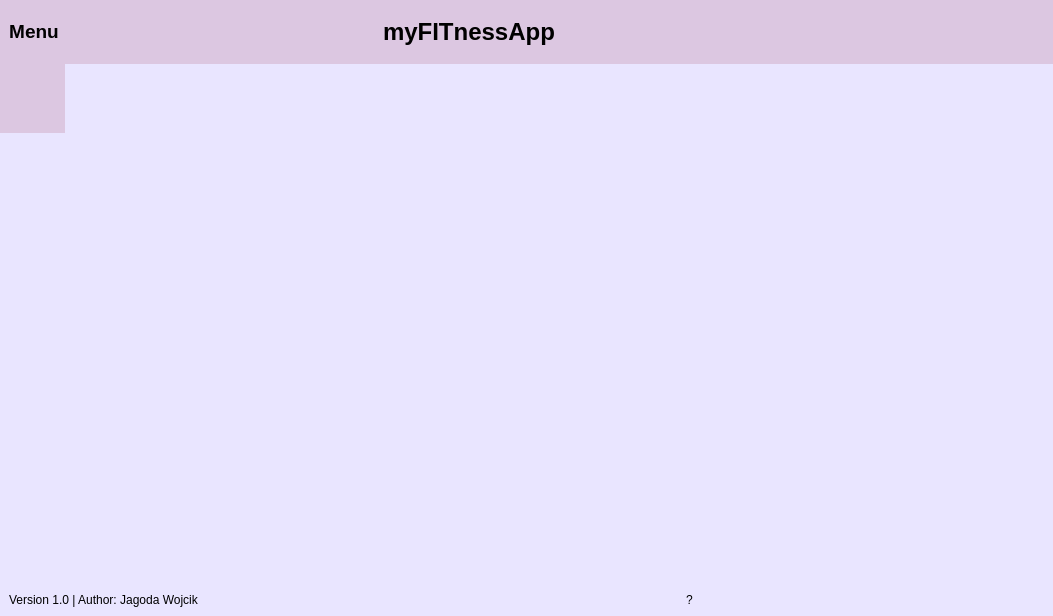
First picture: the form in ui.ui, repository jagodawojcik/fitness-app, before the edit.
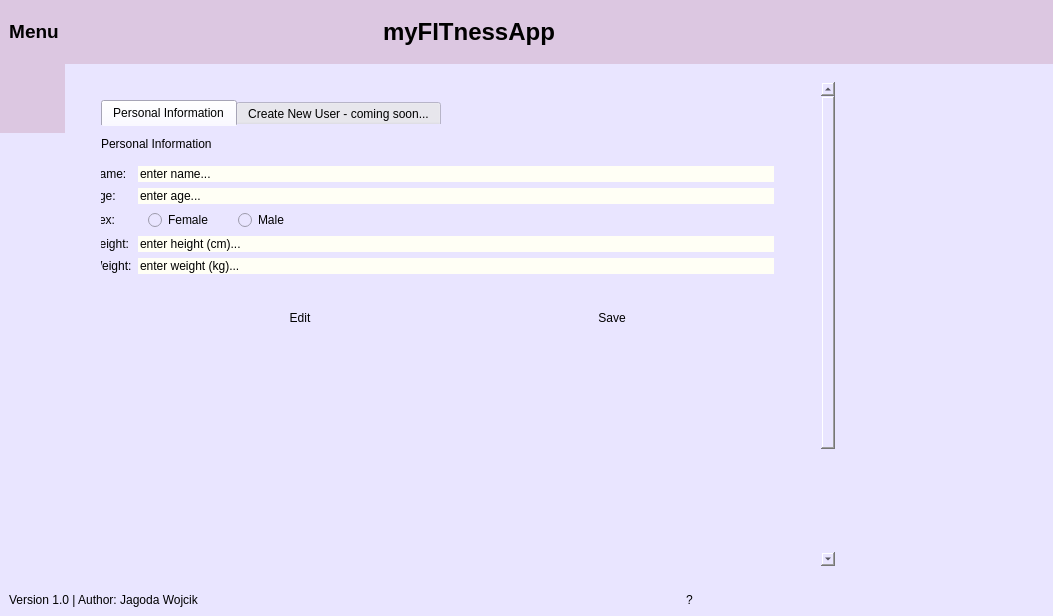
Second picture: the form after the edit. Icons and pictures are not drawn.

Commit message: changes to app ui, body me page updated

```diff
--- a/ui.ui
+++ b/ui.ui
@@ -411,7 +411,348 @@
             <property name="currentIndex">
              <number>0</number>
             </property>
-            <widget class="QWidget" name="me_body_page"/>
+            <widget class="QWidget" name="me_body_page">
+             <layout class="QVBoxLayout" name="verticalLayout_4">
+              <item>
+               <widget class="QScrollArea" name="scrollArea">
+                <property name="maximumSize">
+                 <size>
+                  <width>16777215</width>
+                  <height>16777215</height>
+                 </size>
+                </property>
+                <property name="verticalScrollBarPolicy">
+                 <enum>Qt::ScrollBarAlwaysOn</enum>
+                </property>
+                <property name="sizeAdjustPolicy">
+                 <enum>QAbstractScrollArea::AdjustToContents</enum>
+                </property>
+                <property name="widgetResizable">
+                 <bool>true</bool>
+                </property>
+                <widget class="QWidget" name="me_scroll_area">
+                 <property name="geometry">
+                  <rect>
+                   <x>0</x>
+                   <y>0</y>
+                   <width>727</width>
+                   <height>629</height>
+                  </rect>
+                 </property>
+                 <layout class="QVBoxLayout" name="verticalLayout_3">
+                  <item>
+                   <widget class="QFrame" name="frame_2">
+                    <property name="minimumSize">
+                     <size>
+                      <width>0</width>
+                      <height>300</height>
+                     </size>
+                    </property>
+                    <property name="frameShape">
+                     <enum>QFrame::StyledPanel</enum>
+                    </property>
+                    <property name="frameShadow">
+                     <enum>QFrame::Raised</enum>
+                    </property>
+                    <layout class="QVBoxLayout" name="verticalLayout_5">
+                     <item>
+                      <widget class="QFrame" name="frame_3">
+                       <property name="minimumSize">
+                        <size>
+                         <width>0</width>
+                         <height>1000</height>
+                        </size>
+                       </property>
+                       <property name="frameShape">
+                        <enum>QFrame::StyledPanel</enum>
+                       </property>
+                       <property name="frameShadow">
+                        <enum>QFrame::Raised</enum>
+                       </property>
+                       <widget class="QTabWidget" name="tabWidget">
+                        <property name="geometry">
+                         <rect>
+                          <x>0</x>
+                          <y>0</y>
+                          <width>683</width>
+                          <height>300</height>
+                         </rect>
+                        </property>
+                        <property name="minimumSize">
+                         <size>
+                          <width>0</width>
+                          <height>250</height>
+                         </size>
+                        </property>
+                        <property name="currentIndex">
+                         <number>0</number>
+                        </property>
+                        <widget class="QWidget" name="personal_info_tab">
+                         <attribute name="title">
+                          <string>Personal Information</string>
+                         </attribute>
+                         <widget class="QLabel" name="label_6">
+                          <property name="geometry">
+                           <rect>
+                            <x>0</x>
+                            <y>10</y>
+                            <width>661</width>
+                            <height>16</height>
+                           </rect>
+                          </property>
+                          <property name="text">
+                           <string>Personal Information</string>
+                          </property>
+                         </widget>
+                         <widget class="QWidget" name="widget" native="true">
+                          <property name="geometry">
+                           <rect>
+                            <x>-10</x>
+                            <y>40</y>
+                            <width>683</width>
+                            <height>191</height>
+                           </rect>
+                          </property>
+                          <layout class="QGridLayout" name="gridLayout_3">
+                           <item row="1" column="0">
+                            <widget class="QLabel" name="age_label">
+                             <property name="text">
+                              <string>Age:</string>
+                             </property>
+                            </widget>
+                           </item>
+                           <item row="0" column="3">
+                            <widget class="QLineEdit" name="name_line">
+                             <property name="autoFillBackground">
+                              <bool>false</bool>
+                             </property>
+                             <property name="styleSheet">
+                              <string notr="true">background-color: rgb(255, 255, 245)</string>
+                             </property>
+                             <property name="text">
+                              <string>enter name...</string>
+                             </property>
+                             <property name="clearButtonEnabled">
+                              <bool>false</bool>
+                             </property>
+                            </widget>
+                           </item>
+                           <item row="8" column="3" rowspan="2">
+                            <widget class="QFrame" name="frame_5">
+                             <property name="frameShape">
+                              <enum>QFrame::StyledPanel</enum>
+                             </property>
+                             <property name="frameShadow">
+                              <enum>QFrame::Raised</enum>
+                             </property>
+                             <layout class="QHBoxLayout" name="horizontalLayout_9">
+                              <item>
+                               <widget class="QPushButton" name="pushButton">
+                                <property name="text">
+                                 <string>Edit</string>
+                                </property>
+                               </widget>
+                              </item>
+                              <item>
+                               <widget class="QPushButton" name="pushButton_2">
+                                <property name="styleSheet">
+                                 <string notr="true"/>
+                                </property>
+                                <property name="text">
+                                 <string>Save</string>
+                                </property>
+                               </widget>
+                              </item>
+                             </layout>
+                            </widget>
+                           </item>
+                           <item row="0" column="0">
+                            <widget class="QLabel" name="name_line_2">
+                             <property name="text">
+                              <string>Name:</string>
+                             </property>
+                            </widget>
+                           </item>
+                           <item row="6" column="0">
+                            <widget class="QLabel" name="weight_label">
+                             <property name="text">
+                              <string>Weight:</string>
+                             </property>
+                            </widget>
+                           </item>
+                           <item row="1" column="3">
+                            <widget class="QLineEdit" name="age_linetext">
+                             <property name="styleSheet">
+                              <string notr="true">background-color: rgb(255, 255, 245)</string>
+                             </property>
+                             <property name="text">
+                              <string>enter age...</string>
+                             </property>
+                            </widget>
+                           </item>
+                           <item row="3" column="3">
+                            <widget class="QLineEdit" name="height_line">
+                             <property name="styleSheet">
+                              <string notr="true">background-color: rgb(255, 255, 245)</string>
+                             </property>
+                             <property name="text">
+                              <string>enter height (cm)...</string>
+                             </property>
+                            </widget>
+                           </item>
+                           <item row="2" column="0">
+                            <widget class="QLabel" name="sex_label">
+                             <property name="sizePolicy">
+                              <sizepolicy hsizetype="Minimum" vsizetype="Expanding">
+                               <horstretch>0</horstretch>
+                               <verstretch>0</verstretch>
+                              </sizepolicy>
+                             </property>
+                             <property name="maximumSize">
+                              <size>
+                               <width>16777215</width>
+                               <height>13</height>
+                              </size>
+                             </property>
+                             <property name="text">
+                              <string>Sex:</string>
+                             </property>
+                            </widget>
+                           </item>
+                           <item row="3" column="0">
+                            <widget class="QLabel" name="height_label">
+                             <property name="text">
+                              <string>Height:</string>
+                             </property>
+                            </widget>
+                           </item>
+                           <item row="6" column="3">
+                            <widget class="QLineEdit" name="weight_line">
+                             <property name="styleSheet">
+                              <string notr="true">background-color: rgb(255, 255, 245)</string>
+                             </property>
+                             <property name="text">
+                              <string>enter weight (kg)...</string>
+                             </property>
+                            </widget>
+                           </item>
+                           <item row="2" column="3">
+                            <widget class="QFrame" name="frame_4">
+                             <property name="sizePolicy">
+                              <sizepolicy hsizetype="Maximum" vsizetype="Maximum">
+                               <horstretch>0</horstretch>
+                               <verstretch>0</verstretch>
+                              </sizepolicy>
+                             </property>
+                             <property name="minimumSize">
+                              <size>
+                               <width>0</width>
+                               <height>20</height>
+                              </size>
+                             </property>
+                             <property name="maximumSize">
+                              <size>
+                               <width>1677721</width>
+                               <height>15</height>
+                              </size>
+                             </property>
+                             <property name="frameShape">
+                              <enum>QFrame::StyledPanel</enum>
+                             </property>
+                             <property name="frameShadow">
+                              <enum>QFrame::Raised</enum>
+                             </property>
+                             <widget class="QRadioButton" name="radioButton">
+                              <property name="geometry">
+                               <rect>
+                                <x>10</x>
+                                <y>0</y>
+                                <width>74</width>
+                                <height>16</height>
+                               </rect>
+                              </property>
+                              <property name="text">
+                               <string>Female</string>
+                              </property>
+                             </widget>
+                             <widget class="QRadioButton" name="radioButton_2">
+                              <property name="geometry">
+                               <rect>
+                                <x>100</x>
+                                <y>0</y>
+                                <width>74</width>
+                                <height>16</height>
+                               </rect>
+                              </property>
+                              <property name="text">
+                               <string>Male</string>
+                              </property>
+                             </widget>
+                            </widget>
+                           </item>
+                          </layout>
+                          <zorder>frame_4</zorder>
+                          <zorder>name_line_2</zorder>
+                          <zorder>age_label</zorder>
+                          <zorder>name_line</zorder>
+                          <zorder>age_linetext</zorder>
+                          <zorder>sex_label</zorder>
+                          <zorder>weight_label</zorder>
+                          <zorder>height_label</zorder>
+                          <zorder>height_line</zorder>
+                          <zorder>weight_line</zorder>
+                          <zorder>frame_5</zorder>
+                         </widget>
+                         <widget class="QFrame" name="frame_7">
+                          <property name="geometry">
+                           <rect>
+                            <x>10</x>
+                            <y>250</y>
+                            <width>120</width>
+                            <height>80</height>
+                           </rect>
+                          </property>
+                          <property name="frameShape">
+                           <enum>QFrame::StyledPanel</enum>
+                          </property>
+                          <property name="frameShadow">
+                           <enum>QFrame::Raised</enum>
+                          </property>
+                         </widget>
+                        </widget>
+                        <widget class="QWidget" name="tab_2">
+                         <attribute name="title">
+                          <string>Create New User - coming soon...</string>
+                         </attribute>
+                        </widget>
+                       </widget>
+                      </widget>
+                     </item>
+                    </layout>
+                   </widget>
+                  </item>
+                  <item>
+                   <widget class="QFrame" name="frame_6">
+                    <property name="minimumSize">
+                     <size>
+                      <width>100</width>
+                      <height>300</height>
+                     </size>
+                    </property>
+                    <property name="frameShape">
+                     <enum>QFrame::StyledPanel</enum>
+                    </property>
+                    <property name="frameShadow">
+                     <enum>QFrame::Raised</enum>
+                    </property>
+                   </widget>
+                  </item>
+                 </layout>
+                </widget>
+               </widget>
+              </item>
+             </layout>
+            </widget>
             <widget class="QWidget" name="activity_body_page"/>
             <widget class="QWidget" name="food_body_page"/>
            </widget>
```
The commit also changes 1 other file.
